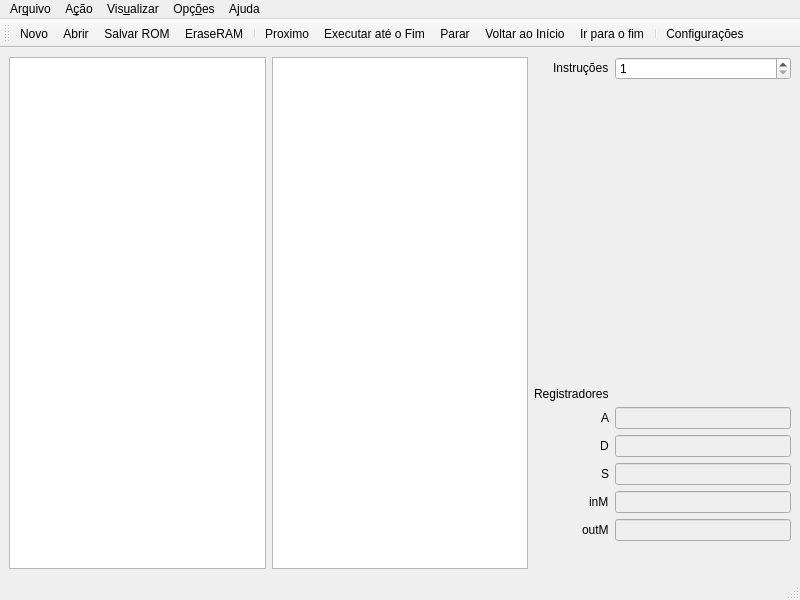
Old version of the form Z01-Simulator-GUI/sim_window.ui in the repository Insper/Z01-tools.
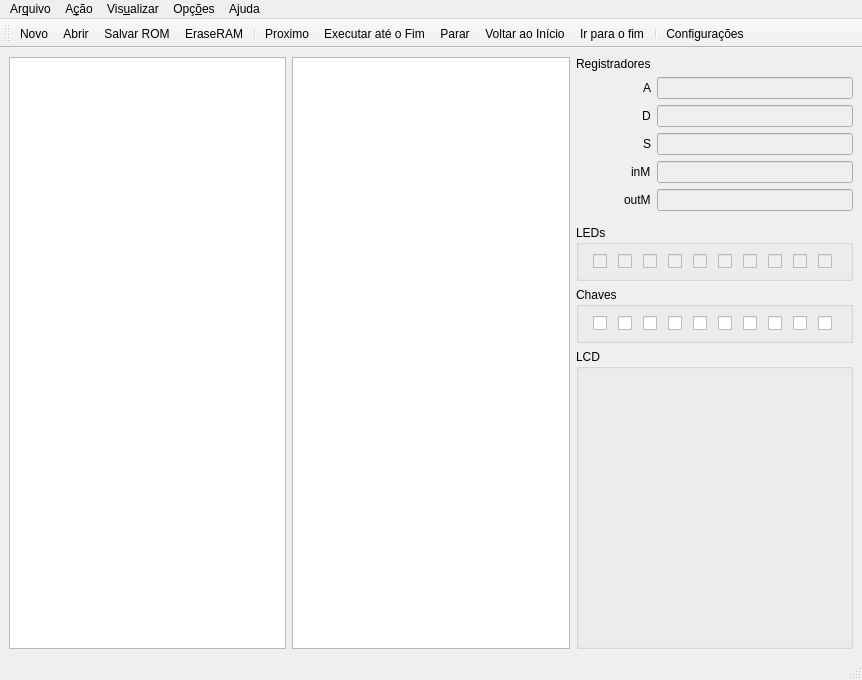
New version of the form. Icons and pictures are not drawn.

Commit message: suporte a chaves, leds

Patch:
```diff
--- a/Z01-Simulator-GUI/sim_window.ui
+++ b/Z01-Simulator-GUI/sim_window.ui
@@ -6,8 +6,8 @@
    <rect>
     <x>0</x>
     <y>0</y>
-    <width>800</width>
-    <height>600</height>
+    <width>862</width>
+    <height>680</height>
    </rect>
   </property>
   <property name="minimumSize">
@@ -57,138 +57,539 @@
          <layout class="QVBoxLayout" name="verticalLayout_Reg">
           <item>
            <layout class="QFormLayout" name="formLayout">
+            <property name="sizeConstraint">
+             <enum>QLayout::SetFixedSize</enum>
+            </property>
+            <property name="fieldGrowthPolicy">
+             <enum>QFormLayout::AllNonFixedFieldsGrow</enum>
+            </property>
             <property name="labelAlignment">
              <set>Qt::AlignRight|Qt::AlignTrailing|Qt::AlignVCenter</set>
             </property>
-            <item row="0" column="0">
-             <widget class="QLabel" name="label">
-              <property name="text">
-               <string>&lt;html&gt;&lt;head/&gt;&lt;body&gt;&lt;p&gt;Instruções&lt;/p&gt;&lt;/body&gt;&lt;/html&gt;</string>
-              </property>
-             </widget>
-            </item>
-            <item row="0" column="1">
-             <widget class="QSpinBox" name="spinBox">
-              <property name="minimum">
-               <number>1</number>
-              </property>
-              <property name="maximum">
-               <number>999999999</number>
-              </property>
-             </widget>
-            </item>
-            <item row="2" column="0">
+            <property name="formAlignment">
+             <set>Qt::AlignLeading|Qt::AlignLeft|Qt::AlignTop</set>
+            </property>
+            <property name="horizontalSpacing">
+             <number>6</number>
+            </property>
+            <property name="verticalSpacing">
+             <number>6</number>
+            </property>
+            <property name="bottomMargin">
+             <number>0</number>
+            </property>
+            <item row="1" column="0">
              <widget class="QLabel" name="label_Reg">
               <property name="text">
                <string>Registradores</string>
               </property>
              </widget>
             </item>
-            <item row="4" column="0">
+            <item row="3" column="0">
              <widget class="QLabel" name="label_A">
               <property name="text">
                <string>A</string>
               </property>
              </widget>
             </item>
-            <item row="4" column="1">
+            <item row="3" column="1">
              <widget class="QLineEdit" name="lineEdit_A">
               <property name="enabled">
                <bool>false</bool>
               </property>
              </widget>
             </item>
-            <item row="5" column="0">
+            <item row="4" column="0">
              <widget class="QLabel" name="label_D">
               <property name="text">
                <string>D</string>
               </property>
              </widget>
             </item>
-            <item row="5" column="1">
+            <item row="4" column="1">
              <widget class="QLineEdit" name="lineEdit_D">
               <property name="enabled">
                <bool>false</bool>
               </property>
              </widget>
             </item>
-            <item row="6" column="0">
+            <item row="5" column="0">
              <widget class="QLabel" name="label_S">
               <property name="text">
                <string>S</string>
               </property>
              </widget>
             </item>
-            <item row="6" column="1">
+            <item row="5" column="1">
              <widget class="QLineEdit" name="lineEdit_S">
               <property name="enabled">
                <bool>false</bool>
               </property>
+              <property name="sizePolicy">
+               <sizepolicy hsizetype="Expanding" vsizetype="Maximum">
+                <horstretch>0</horstretch>
+                <verstretch>0</verstretch>
+               </sizepolicy>
+              </property>
              </widget>
             </item>
-            <item row="7" column="0">
+            <item row="6" column="0">
              <widget class="QLabel" name="label_inM">
               <property name="text">
                <string>inM</string>
               </property>
              </widget>
             </item>
-            <item row="7" column="1">
+            <item row="6" column="1">
              <widget class="QLineEdit" name="lineEdit_inM">
               <property name="enabled">
                <bool>false</bool>
               </property>
+              <property name="sizePolicy">
+               <sizepolicy hsizetype="Expanding" vsizetype="Maximum">
+                <horstretch>0</horstretch>
+                <verstretch>0</verstretch>
+               </sizepolicy>
+              </property>
              </widget>
             </item>
-            <item row="8" column="0">
+            <item row="7" column="0">
              <widget class="QLabel" name="label_outM">
               <property name="text">
                <string>outM</string>
               </property>
              </widget>
             </item>
-            <item row="8" column="1">
+            <item row="7" column="1">
              <widget class="QLineEdit" name="lineEdit_outM">
               <property name="enabled">
                <bool>false</bool>
               </property>
+              <property name="sizePolicy">
+               <sizepolicy hsizetype="Expanding" vsizetype="Maximum">
+                <horstretch>0</horstretch>
+                <verstretch>0</verstretch>
+               </sizepolicy>
+              </property>
              </widget>
             </item>
-            <item row="1" column="0">
-             <spacer name="verticalSpacer">
-              <property name="orientation">
-               <enum>Qt::Vertical</enum>
+           </layout>
+          </item>
+          <item>
+           <layout class="QVBoxLayout" name="verticalLayout_2">
+            <item>
+             <widget class="QGroupBox" name="groupBox">
+              <property name="sizePolicy">
+               <sizepolicy hsizetype="Minimum" vsizetype="Maximum">
+                <horstretch>0</horstretch>
+                <verstretch>0</verstretch>
+               </sizepolicy>
               </property>
-              <property name="sizeHint" stdset="0">
+              <property name="title">
+               <string>LEDs</string>
+              </property>
+              <layout class="QHBoxLayout" name="horizontalLayout_3">
+               <item>
+                <widget class="QCheckBox" name="LEDR9">
+                 <property name="enabled">
+                  <bool>false</bool>
+                 </property>
+                 <property name="sizePolicy">
+                  <sizepolicy hsizetype="Maximum" vsizetype="Maximum">
+                   <horstretch>0</horstretch>
+                   <verstretch>0</verstretch>
+                  </sizepolicy>
+                 </property>
+                 <property name="toolTip">
+                  <string>LEDR9</string>
+                 </property>
+                 <property name="layoutDirection">
+                  <enum>Qt::LeftToRight</enum>
+                 </property>
+                 <property name="text">
+                  <string/>
+                 </property>
+                </widget>
+               </item>
+               <item>
+                <widget class="QCheckBox" name="LEDR8">
+                 <property name="enabled">
+                  <bool>false</bool>
+                 </property>
+                 <property name="sizePolicy">
+                  <sizepolicy hsizetype="Maximum" vsizetype="Maximum">
+                   <horstretch>0</horstretch>
+                   <verstretch>0</verstretch>
+                  </sizepolicy>
+                 </property>
+                 <property name="toolTip">
+                  <string>LEDR8</string>
+                 </property>
+                 <property name="text">
+                  <string/>
+                 </property>
+                 <property name="iconSize">
+                  <size>
+                   <width>16</width>
+                   <height>16</height>
+                  </size>
+                 </property>
+                </widget>
+               </item>
+               <item>
+                <widget class="QCheckBox" name="LEDR7">
+                 <property name="enabled">
+                  <bool>false</bool>
+                 </property>
+                 <property name="sizePolicy">
+                  <sizepolicy hsizetype="Maximum" vsizetype="Maximum">
+                   <horstretch>0</horstretch>
+                   <verstretch>0</verstretch>
+                  </sizepolicy>
+                 </property>
+                 <property name="toolTip">
+                  <string>LEDR7</string>
+                 </property>
+                 <property name="text">
+                  <string/>
+                 </property>
+                </widget>
+               </item>
+               <item>
+                <widget class="QCheckBox" name="LEDR6">
+                 <property name="enabled">
+                  <bool>false</bool>
+                 </property>
+                 <property name="sizePolicy">
+                  <sizepolicy hsizetype="Maximum" vsizetype="Maximum">
+                   <horstretch>0</horstretch>
+                   <verstretch>0</verstretch>
+                  </sizepolicy>
+                 </property>
+                 <property name="toolTip">
+                  <string>LEDR6</string>
+                 </property>
+                 <property name="text">
+                  <string/>
+                 </property>
+                </widget>
+               </item>
+               <item>
+                <widget class="QCheckBox" name="LEDR5">
+                 <property name="enabled">
+                  <bool>false</bool>
+                 </property>
+                 <property name="sizePolicy">
+                  <sizepolicy hsizetype="Maximum" vsizetype="Maximum">
+                   <horstretch>0</horstretch>
+                   <verstretch>0</verstretch>
+                  </sizepolicy>
+                 </property>
+                 <property name="toolTip">
+                  <string>LEDR5</string>
+                 </property>
+                 <property name="text">
+                  <string/>
+                 </property>
+                </widget>
+               </item>
+               <item>
+                <widget class="QCheckBox" name="LEDR4">
+                 <property name="enabled">
+                  <bool>false</bool>
+                 </property>
+                 <property name="sizePolicy">
+                  <sizepolicy hsizetype="Maximum" vsizetype="Maximum">
+                   <horstretch>0</horstretch>
+                   <verstretch>0</verstretch>
+                  </sizepolicy>
+                 </property>
+                 <property name="toolTip">
+                  <string>LEDR4</string>
+                 </property>
+                 <property name="text">
+                  <string/>
+                 </property>
+                </widget>
+               </item>
+               <item>
+                <widget class="QCheckBox" name="LEDR3">
+                 <property name="enabled">
+                  <bool>false</bool>
+                 </property>
+                 <property name="sizePolicy">
+                  <sizepolicy hsizetype="Maximum" vsizetype="Maximum">
+                   <horstretch>0</horstretch>
+                   <verstretch>0</verstretch>
+                  </sizepolicy>
+                 </property>
+                 <property name="toolTip">
+                  <string>LEDR3</string>
+                 </property>
+                 <property name="text">
+                  <string/>
+                 </property>
+                </widget>
+               </item>
+               <item>
+                <widget class="QCheckBox" name="LEDR2">
+                 <property name="enabled">
+                  <bool>false</bool>
+                 </property>
+                 <property name="sizePolicy">
+                  <sizepolicy hsizetype="Maximum" vsizetype="Maximum">
+                   <horstretch>0</horstretch>
+                   <verstretch>0</verstretch>
+                  </sizepolicy>
+                 </property>
+                 <property name="toolTip">
+                  <string>LEDR2</string>
+                 </property>
+                 <property name="text">
+                  <string/>
+                 </property>
+                </widget>
+               </item>
+               <item>
+                <widget class="QCheckBox" name="LEDR1">
+                 <property name="enabled">
+                  <bool>false</bool>
+                 </property>
+                 <property name="sizePolicy">
+                  <sizepolicy hsizetype="Maximum" vsizetype="Maximum">
+                   <horstretch>0</horstretch>
+                   <verstretch>0</verstretch>
+                  </sizepolicy>
+                 </property>
+                 <property name="toolTip">
+                  <string>LEDR1</string>
+                 </property>
+                 <property name="text">
+                  <string/>
+                 </property>
+                </widget>
+               </item>
+               <item>
+                <widget class="QCheckBox" name="LEDR0">
+                 <property name="enabled">
+                  <bool>false</bool>
+                 </property>
+                 <property name="sizePolicy">
+                  <sizepolicy hsizetype="Maximum" vsizetype="Maximum">
+                   <horstretch>0</horstretch>
+                   <verstretch>0</verstretch>
+                  </sizepolicy>
+                 </property>
+                 <property name="toolTip">
+                  <string>LEDR0</string>
+                 </property>
+                 <property name="text">
+                  <string/>
+                 </property>
+                </widget>
+               </item>
+              </layout>
+             </widget>
+            </item>
+            <item>
+             <widget class="QGroupBox" name="groupChaves">
+              <property name="sizePolicy">
+               <sizepolicy hsizetype="Minimum" vsizetype="Maximum">
+                <horstretch>0</horstretch>
+                <verstretch>0</verstretch>
+               </sizepolicy>
+              </property>
+              <property name="title">
+               <string>Chaves</string>
+              </property>
+              <layout class="QHBoxLayout" name="horizontalLayout_2">
+               <item>
+                <widget class="QCheckBox" name="SW9">
+                 <property name="sizePolicy">
+                  <sizepolicy hsizetype="Maximum" vsizetype="Maximum">
+                   <horstretch>0</horstretch>
+                   <verstretch>0</verstretch>
+                  </sizepolicy>
+                 </property>
+                 <property name="toolTip">
+                  <string>SW9</string>
+                 </property>
+                 <property name="layoutDirection">
+                  <enum>Qt::LeftToRight</enum>
+                 </property>
+                 <property name="text">
+                  <string/>
+                 </property>
+                </widget>
+               </item>
+               <item>
+                <widget class="QCheckBox" name="SW8">
+                 <property name="sizePolicy">
+                  <sizepolicy hsizetype="Maximum" vsizetype="Maximum">
+                   <horstretch>0</horstretch>
+                   <verstretch>0</verstretch>
+                  </sizepolicy>
+                 </property>
+                 <property name="toolTip">
+                  <string>SW8</string>
+                 </property>
+                 <property name="text">
+                  <string/>
+                 </property>
+                 <property name="iconSize">
+                  <size>
+                   <width>16</width>
+                   <height>16</height>
+                  </size>
+                 </property>
+                </widget>
+               </item>
+               <item>
+                <widget class="QCheckBox" name="SW7">
+                 <property name="sizePolicy">
+                  <sizepolicy hsizetype="Maximum" vsizetype="Maximum">
+                   <horstretch>0</horstretch>
+                   <verstretch>0</verstretch>
+                  </sizepolicy>
+                 </property>
+                 <property name="toolTip">
+                  <string>SW7</string>
+                 </property>
+                 <property name="text">
+                  <string/>
+                 </property>
+                </widget>
+               </item>
+               <item>
+                <widget class="QCheckBox" name="SW6">
+                 <property name="sizePolicy">
+                  <sizepolicy hsizetype="Maximum" vsizetype="Maximum">
+                   <horstretch>0</horstretch>
+                   <verstretch>0</verstretch>
+                  </sizepolicy>
+                 </property>
+                 <property name="toolTip">
+                  <string>SW6</string>
+                 </property>
+                 <property name="text">
+                  <string/>
+                 </property>
+                </widget>
+               </item>
+               <item>
+                <widget class="QCheckBox" name="SW5">
+                 <property name="sizePolicy">
+                  <sizepolicy hsizetype="Maximum" vsizetype="Maximum">
+                   <horstretch>0</horstretch>
+                   <verstretch>0</verstretch>
+                  </sizepolicy>
+                 </property>
+                 <property name="toolTip">
+                  <string>SW5</string>
+                 </property>
+                 <property name="text">
+                  <string/>
+                 </property>
+                </widget>
+               </item>
+               <item>
+                <widget class="QCheckBox" name="SW4">
+                 <property name="sizePolicy">
+                  <sizepolicy hsizetype="Maximum" vsizetype="Maximum">
+                   <horstretch>0</horstretch>
+                   <verstretch>0</verstretch>
+                  </sizepolicy>
+                 </property>
+                 <property name="toolTip">
+                  <string>SW4</string>
+                 </property>
+                 <property name="text">
+                  <string/>
+                 </property>
+                </widget>
+               </item>
+               <item>
+                <widget class="QCheckBox" name="SW3">
+                 <property name="sizePolicy">
+                  <sizepolicy hsizetype="Maximum" vsizetype="Maximum">
+                   <horstretch>0</horstretch>
+                   <verstretch>0</verstretch>
+                  </sizepolicy>
+                 </property>
+                 <property name="toolTip">
+                  <string>SW3</string>
+                 </property>
+                 <property name="text">
+                  <string/>
+                 </property>
+                </widget>
+               </item>
+               <item>
+                <widget class="QCheckBox" name="SW2">
+                 <property name="sizePolicy">
+                  <sizepolicy hsizetype="Maximum" vsizetype="Maximum">
+                   <horstretch>0</horstretch>
+                   <verstretch>0</verstretch>
+                  </sizepolicy>
+                 </property>
+                 <property name="toolTip">
+                  <string>SW2</string>
+                 </property>
+                 <property name="text">
+                  <string/>
+                 </property>
+                </widget>
+               </item>
+               <item>
+                <widget class="QCheckBox" name="SW1">
+                 <property name="sizePolicy">
+                  <sizepolicy hsizetype="Maximum" vsizetype="Maximum">
+                   <horstretch>0</horstretch>
+                   <verstretch>0</verstretch>
+                  </sizepolicy>
+                 </property>
+                 <property name="toolTip">
+                  <string>SW1</string>
+                 </property>
+                 <property name="text">
+                  <string/>
+                 </property>
+                </widget>
+               </item>
+               <item>
+                <widget class="QCheckBox" name="SW0">
+                 <property name="sizePolicy">
+                  <sizepolicy hsizetype="Maximum" vsizetype="Maximum">
+                   <horstretch>0</horstretch>
+                   <verstretch>0</verstretch>
+                  </sizepolicy>
+                 </property>
+                 <property name="toolTip">
+                  <string>SW0</string>
+                 </property>
+                 <property name="text">
+                  <string/>
+                 </property>
+                </widget>
+               </item>
+              </layout>
+             </widget>
+            </item>
+            <item>
+             <widget class="QGroupBox" name="groupLCD">
+              <property name="minimumSize">
                <size>
-                <width>20</width>
-                <height>10</height>
+                <width>0</width>
+                <height>300</height>
                </size>
               </property>
-             </spacer>
+              <property name="title">
+               <string>LCD</string>
+              </property>
+             </widget>
             </item>
            </layout>
           </item>
-          <item>
-           <widget class="QPushButton" name="but_ALU">
-            <property name="text">
-             <string/>
-            </property>
-            <property name="icon">
-             <iconset>
-              <normaloff>theme/alu.png</normaloff>theme/alu.png</iconset>
-            </property>
-            <property name="iconSize">
-             <size>
-              <width>200</width>
-              <height>200</height>
-             </size>
-            </property>
-            <property name="flat">
-             <bool>true</bool>
-            </property>
-           </widget>
-          </item>
          </layout>
         </item>
        </layout>
@@ -202,7 +603,7 @@
     <rect>
      <x>0</x>
      <y>0</y>
-     <width>800</width>
+     <width>862</width>
      <height>22</height>
     </rect>
    </property>
```
The commit also changes 3 other files.
